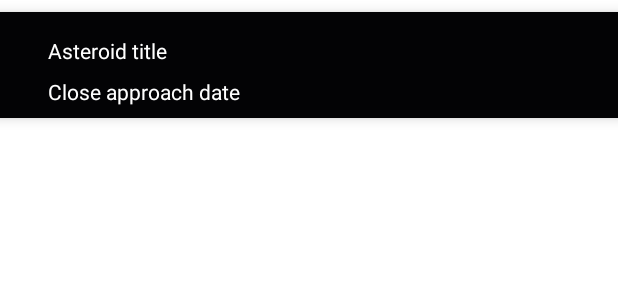
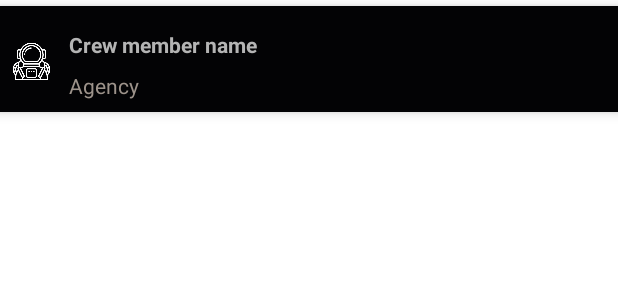
Before and after one commit to botradingblog1/android-kotlin-spacex-info, an Android app: the layout crew_list_item.xml on its own in the app's theme, with its tools: preview values and no code run, on a phone screen of 412 x 824 dp. Shown: the top 300 px of the screen. Run offline under Robolectric (Android 15) with nearby library versions, the phone set to English and light mode, and no system bars.

Commit message:
Styles crew list

```diff
--- a/app/src/main/res/layout/crew_list_item.xml
+++ b/app/src/main/res/layout/crew_list_item.xml
@@ -19,8 +19,8 @@
         app:cardCornerRadius="0dp"
         app:cardElevation="5dp"
         android:backgroundTint="@color/black"
-        android:layout_marginTop="8dp"
-        android:layout_marginBottom="16dp">
+        android:layout_marginTop="@dimen/margin_small"
+        android:layout_marginBottom="@dimen/margin_small">
 
         <androidx.constraintlayout.widget.ConstraintLayout
             android:layout_width="match_parent"
@@ -32,32 +32,38 @@
                 android:layout_width="wrap_content"
                 android:layout_height="wrap_content"
                 android:orientation="vertical"
-                app:layout_constraintGuide_begin="16dp" />
+                app:layout_constraintGuide_begin="30dp" />
 
-            <androidx.constraintlayout.widget.Guideline
-                android:id="@+id/right_well"
-                android:layout_width="wrap_content"
-                android:layout_height="wrap_content"
-                android:orientation="vertical"
-                app:layout_constraintGuide_end="16dp" />
+            <ImageView
+                android:id="@+id/imageview_crew_icon"
+                android:layout_width="26dp"
+                android:layout_height="26dp"
+                android:layout_marginRight="@dimen/margin_small"
+                android:layout_marginTop="@dimen/margin_large"
+                android:adjustViewBounds="true"
+                android:contentDescription="Crew logo"
+                app:layout_constraintEnd_toEndOf="@+id/left_well"
+                app:layout_constraintTop_toTopOf="parent"
+                android:src="@drawable/ic_crew_light"
+                tools:srcCompat="@drawable/ic_crew_light" />
 
             <TextView
-                android:id="@+id/textview_title"
+                android:id="@+id/textview_name"
                 android:text="@{crew.name}"
                 app:layout_constraintStart_toStartOf="@+id/left_well"
                 app:layout_constraintTop_toTopOf="parent"
-                tools:text="Asteroid title"
-                android:contentDescription="Name of the Near Earth Object"
-                style="@style/FormTextStyle" />
+                tools:text="Crew member name"
+                android:contentDescription="Crew member name"
+                style="@style/ListItemTitleTextStyle" />
 
             <TextView
-                android:id="@+id/textview_approachdate"
-                android:text="@{crew.agency}"
-                app:layout_constraintTop_toBottomOf="@+id/textview_title"
+                android:id="@+id/textview_agency"
+                android:text="@{String.format(@string/crew_list_agency, crew.agency)}"
+                app:layout_constraintTop_toBottomOf="@+id/textview_name"
                 app:layout_constraintStart_toStartOf="@+id/left_well"
-                tools:text="Close approach date"
-                android:contentDescription="Close approach date of the Near Earth Object"
-                style="@style/FormTextStyle" />
+                tools:text="Agency"
+                android:contentDescription="Agency"
+                style="@style/ListItemTextStyle" />
 
             <View
                 android:id="@+id/clickableOverlay"
--- a/app/src/main/res/layout/fragment_crew_list.xml
+++ b/app/src/main/res/layout/fragment_crew_list.xml
@@ -18,6 +18,8 @@
                 android:text="@string/crew_page_title"
                 style="@style/PageTitleStyle" />
 
+            <View style="@style/DividerStyle" />
+
             <androidx.recyclerview.widget.RecyclerView
                 android:id="@+id/recyclerview_crew_list"
                 android:layout_width="match_parent"
--- a/app/src/main/res/values/colors.xml
+++ b/app/src/main/res/values/colors.xml
@@ -9,4 +9,5 @@
     <color name="white">#FFFFFFFF</color>
     <color name="gold">#9D938B</color>
     <color name="dark_green">#275465</color>
+    <color name="gray">#B4B4B4</color>
 </resources>
--- a/app/src/main/res/values/strings.xml
+++ b/app/src/main/res/values/strings.xml
@@ -25,7 +25,8 @@
     <string name="company_cto_label">CTO</string>
     <string name="company_cto_propulsion_label">CTO Propulsion</string>
 
-    <!-- Crew Page -->
+    <!-- Crew ListPage -->
     <string name="crew_page_title">SpaceX Crew Roster</string>
+    <string name="crew_list_agency">Agency: %s</string>
 
 </resources>
--- a/app/src/main/res/values/styles.xml
+++ b/app/src/main/res/values/styles.xml
@@ -29,8 +29,27 @@
         <item name="android:layout_width">wrap_content</item>
         <item name="android:layout_height">wrap_content</item>
         <item name="android:textSize">18sp</item>
+        <item name="android:textColor">@color/white</item>
+        <item name="android:textStyle">bold</item>
+        <item name="android:layout_marginTop">@dimen/margin_medium</item>
+        <item name="android:layout_marginLeft">@dimen/margin_medium</item>
+    </style>
+
+    <style name="ListItemTitleTextStyle">
+        <item name="android:layout_width">wrap_content</item>
+        <item name="android:layout_height">wrap_content</item>
+        <item name="android:textSize">14sp</item>
+        <item name="android:textColor">@color/gray</item>
+        <item name="android:textStyle">bold</item>
+        <item name="android:layout_marginTop">@dimen/margin_medium</item>
+        <item name="android:layout_marginLeft">@dimen/margin_medium</item>
+    </style>
+
+    <style name="ListItemTextStyle">
+        <item name="android:layout_width">wrap_content</item>
+        <item name="android:layout_height">wrap_content</item>
+        <item name="android:textSize">14sp</item>
         <item name="android:textColor">@color/gold</item>
-        <item name="android:textStyle">bold</item>
         <item name="android:layout_marginTop">@dimen/margin_medium</item>
         <item name="android:layout_marginLeft">@dimen/margin_medium</item>
     </style>
```
Also changed, not shown: app/src/main/res/drawable-xxxhdpi/ic_crew_light.png (added), 1 other file.
